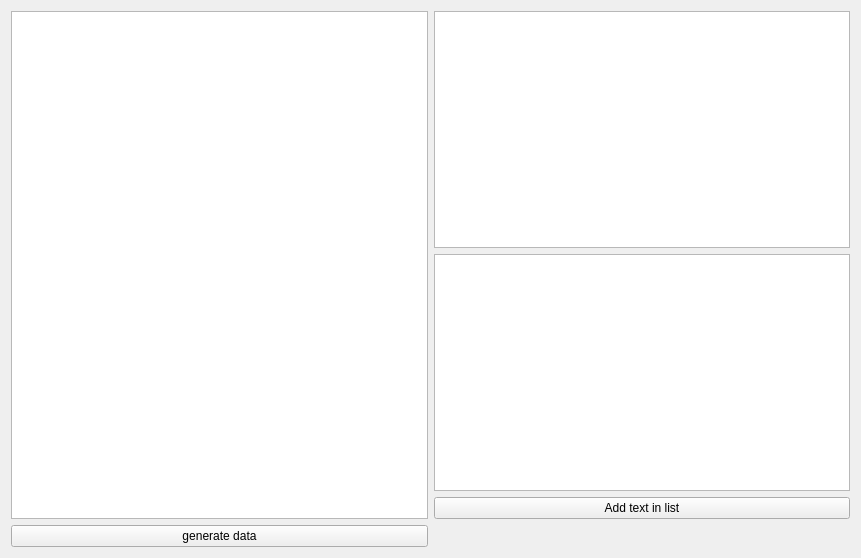
The window that mainwindow.ui (AHTOH108/TestCustomList) describes before a commit, drawn with Qt 5.
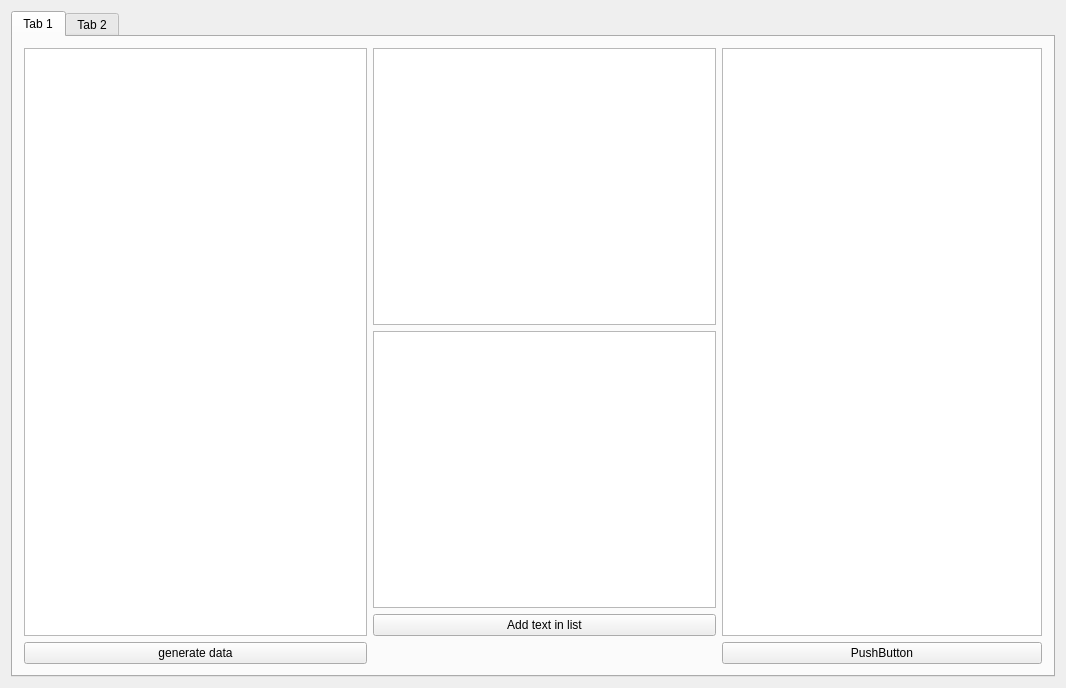
The same window after the commit.

Diff of the .ui file:
```diff
--- a/mainwindow.ui
+++ b/mainwindow.ui
@@ -6,8 +6,8 @@
    <rect>
     <x>0</x>
     <y>0</y>
-    <width>861</width>
-    <height>558</height>
+    <width>1066</width>
+    <height>688</height>
    </rect>
   </property>
   <property name="minimumSize">
@@ -20,6 +20,16 @@
    <string>MainWindow</string>
   </property>
   <widget class="QWidget" name="centralWidget">
+   <layout class="QGridLayout" name="gridLayout_3">
+    <item row="0" column="0">
+     <widget class="QTabWidget" name="tabWidget">
+      <property name="currentIndex">
+       <number>0</number>
+      </property>
+      <widget class="QWidget" name="tab">
+       <attribute name="title">
+        <string>Tab 1</string>
+       </attribute>
    <layout class="QGridLayout" name="gridLayout_2">
     <item row="0" column="0">
      <layout class="QGridLayout" name="gridLayout">
@@ -27,6 +37,12 @@
        <layout class="QVBoxLayout" name="verticalLayout">
         <item>
          <widget class="QListWidget" name="listWidget_2">
+              <property name="minimumSize">
+               <size>
+                <width>300</width>
+                <height>0</height>
+               </size>
+              </property>
           <property name="verticalScrollMode">
            <enum>QAbstractItemView::ScrollPerPixel</enum>
           </property>
@@ -61,6 +77,12 @@
       </item>
       <item row="0" column="0">
        <widget class="QListWidget" name="listWidget">
+            <property name="minimumSize">
+             <size>
+              <width>300</width>
+              <height>0</height>
+             </size>
+            </property>
         <property name="resizeMode">
          <enum>QListView::Adjust</enum>
         </property>
@@ -84,6 +106,60 @@
       </item>
      </layout>
     </item>
+        <item row="0" column="1">
+         <layout class="QVBoxLayout" name="verticalLayout_2">
+          <item>
+           <widget class="QTableWidget" name="tableWidget">
+            <property name="minimumSize">
+             <size>
+              <width>320</width>
+              <height>0</height>
+             </size>
+            </property>
+            <property name="maximumSize">
+             <size>
+              <width>320</width>
+              <height>16777215</height>
+             </size>
+            </property>
+            <property name="cursor" stdset="0">
+             <cursorShape>PointingHandCursor</cursorShape>
+            </property>
+            <property name="verticalScrollMode">
+             <enum>QAbstractItemView::ScrollPerPixel</enum>
+            </property>
+            <attribute name="horizontalHeaderVisible">
+             <bool>false</bool>
+            </attribute>
+            <attribute name="horizontalHeaderDefaultSectionSize">
+             <number>300</number>
+            </attribute>
+            <attribute name="horizontalHeaderHighlightSections">
+             <bool>false</bool>
+            </attribute>
+            <attribute name="verticalHeaderVisible">
+             <bool>false</bool>
+            </attribute>
+           </widget>
+          </item>
+          <item>
+           <widget class="QPushButton" name="pushButton">
+            <property name="text">
+             <string>PushButton</string>
+            </property>
+           </widget>
+          </item>
+         </layout>
+        </item>
+       </layout>
+      </widget>
+      <widget class="QWidget" name="tab_2">
+       <attribute name="title">
+        <string>Tab 2</string>
+       </attribute>
+      </widget>
+     </widget>
+    </item>
    </layout>
   </widget>
   <widget class="QMenuBar" name="menuBar">
```
Left out of the diff: 2 changed lines with no effect on the pictures. Lines whose indentation alone changed are shown as unchanged.
